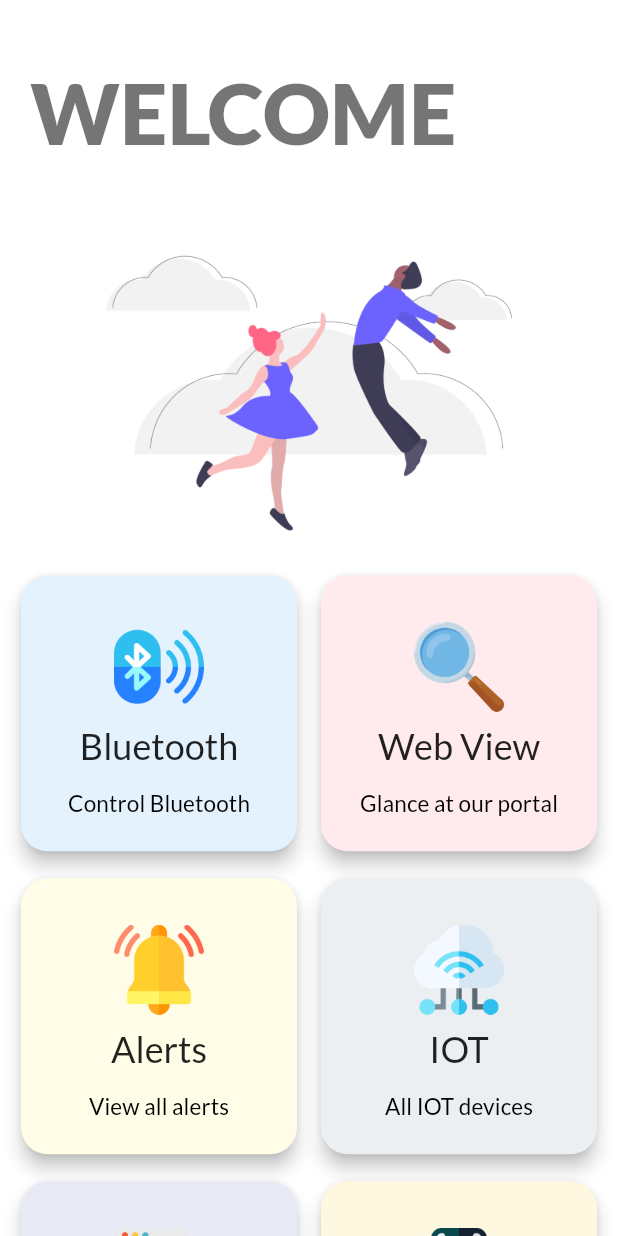
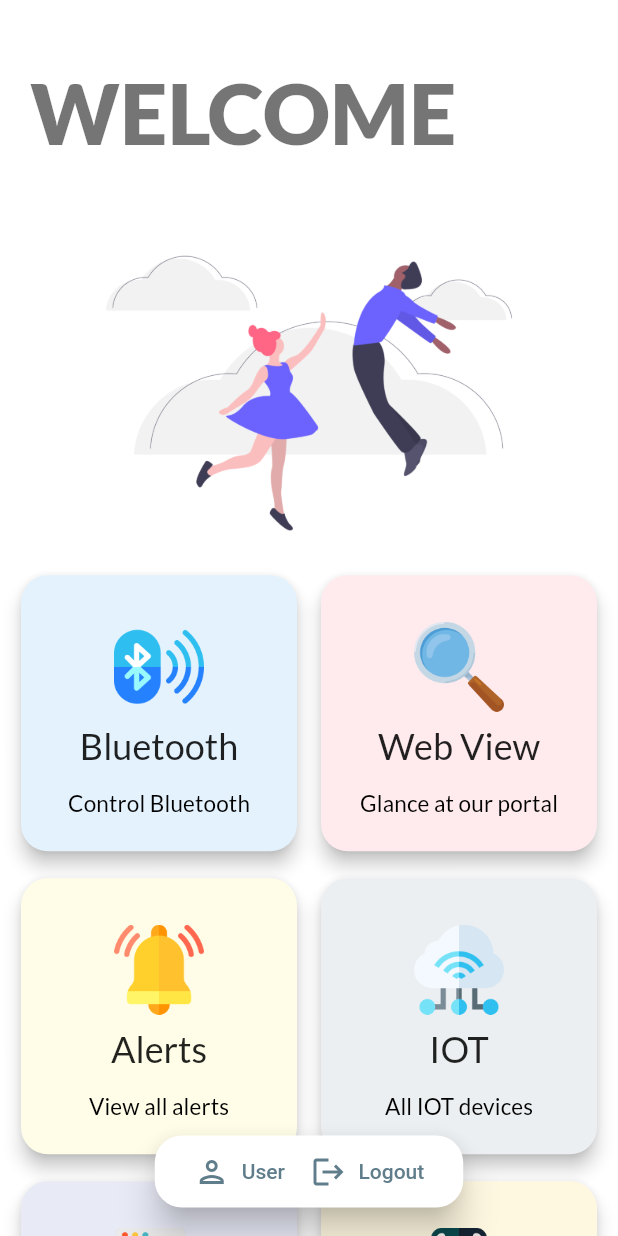
Before and after one commit to PrianshuRai/flutter-cogvision, a Flutter app: the screen it shows after launch, on a phone screen of 412 x 824 dp. Run offline on Flutter 3.47's test engine with Material 2 defaults, Android fonts, the phone set to English and light mode, and no system bars; drawn by our look-alikes of animated_text_kit; our stand-ins replace device_info_plus, flutter_bluetooth_serial, flutter_spinkit, google_fonts, share_plus, webview_flutter.

Commit message:
logout button and user button created and positioned.
Signed-off-by: Prianshu Rai <prianshu.kumar1995@gmail.com>

```diff
--- a/lib/inputs_page.dart
+++ b/lib/inputs_page.dart
@@ -213,13 +213,13 @@ class _ConfigsState extends State<Configs> {
               shape: RoundedRectangleBorder(
                 borderRadius: new BorderRadius.circular(18.0),
               ),
-            ),
+              elevation: 10),
             child: Text(
               'Submit',
               style: GoogleFonts.lato(
                   textStyle: Theme.of(context).textTheme.headline6,
                   color: Colors.blueGrey[800],
-                  fontSize: 24,
+                  // fontSize: 24,
                   fontWeight: FontWeight.w700),
             ),
             onPressed: () async {
--- a/lib/landingpage.dart
+++ b/lib/landingpage.dart
@@ -1,3 +1,5 @@
+import 'dart:ui';
+
 import 'package:animated_text_kit/animated_text_kit.dart';
 import 'package:flutter/material.dart';
 import 'package:google_fonts/google_fonts.dart';
@@ -76,7 +78,9 @@ class Landing extends StatelessWidget {
             ),
             Expanded(
               flex: 6,
-              child: GridView.count(
+              child: Stack(
+                children: <Widget>[
+                  GridView.count(
                     crossAxisCount: 2,
                     mainAxisSpacing: 10,
                     crossAxisSpacing: 8,
@@ -115,8 +119,9 @@ class Landing extends StatelessWidget {
                                   Text(
                                     'Bluetooth',
                                     style: GoogleFonts.lato(
-                                    textStyle:
-                                        Theme.of(context).textTheme.headline5,
+                                        textStyle: Theme.of(context)
+                                            .textTheme
+                                            .headline5,
                                         fontWeight: FontWeight.w500),
                                   ),
                                   SizedBox(
@@ -125,8 +130,9 @@ class Landing extends StatelessWidget {
                                   Text(
                                     'Control Bluetooth',
                                     style: GoogleFonts.lato(
-                                    textStyle:
-                                        Theme.of(context).textTheme.subtitle2,
+                                        textStyle: Theme.of(context)
+                                            .textTheme
+                                            .subtitle2,
                                         fontSize: 15,
                                         fontWeight: FontWeight.w400),
                                   )
@@ -172,8 +178,9 @@ class Landing extends StatelessWidget {
                                   Text(
                                     'Web View',
                                     style: GoogleFonts.lato(
-                                    textStyle:
-                                        Theme.of(context).textTheme.headline5,
+                                        textStyle: Theme.of(context)
+                                            .textTheme
+                                            .headline5,
                                         fontWeight: FontWeight.w500),
                                   ),
                                   SizedBox(
@@ -182,8 +189,9 @@ class Landing extends StatelessWidget {
                                   Text(
                                     'Glance at our portal',
                                     style: GoogleFonts.lato(
-                                    textStyle:
-                                        Theme.of(context).textTheme.subtitle2,
+                                        textStyle: Theme.of(context)
+                                            .textTheme
+                                            .subtitle2,
                                         fontSize: 15,
                                         fontWeight: FontWeight.w400),
                                   )
@@ -230,8 +238,9 @@ class Landing extends StatelessWidget {
                                   Text(
                                     'Alerts',
                                     style: GoogleFonts.lato(
-                                    textStyle:
-                                        Theme.of(context).textTheme.headline5,
+                                        textStyle: Theme.of(context)
+                                            .textTheme
+                                            .headline5,
                                         fontWeight: FontWeight.w500),
                                   ),
                                   SizedBox(
@@ -240,8 +249,9 @@ class Landing extends StatelessWidget {
                                   Text(
                                     'View all alerts',
                                     style: GoogleFonts.lato(
-                                    textStyle:
-                                        Theme.of(context).textTheme.subtitle2,
+                                        textStyle: Theme.of(context)
+                                            .textTheme
+                                            .subtitle2,
                                         fontSize: 15,
                                         fontWeight: FontWeight.w400),
                                   )
@@ -286,8 +296,9 @@ class Landing extends StatelessWidget {
                                   Text(
                                     'IOT',
                                     style: GoogleFonts.lato(
-                                    textStyle:
-                                        Theme.of(context).textTheme.headline5,
+                                        textStyle: Theme.of(context)
+                                            .textTheme
+                                            .headline5,
                                         fontWeight: FontWeight.w500),
                                   ),
                                   SizedBox(
@@ -296,8 +307,9 @@ class Landing extends StatelessWidget {
                                   Text(
                                     'All IOT devices',
                                     style: GoogleFonts.lato(
-                                    textStyle:
-                                        Theme.of(context).textTheme.subtitle2,
+                                        textStyle: Theme.of(context)
+                                            .textTheme
+                                            .subtitle2,
                                         fontSize: 15,
                                         fontWeight: FontWeight.w400),
                                   )
@@ -342,8 +354,9 @@ class Landing extends StatelessWidget {
                                   Text(
                                     'Programs',
                                     style: GoogleFonts.lato(
-                                    textStyle:
-                                        Theme.of(context).textTheme.headline5,
+                                        textStyle: Theme.of(context)
+                                            .textTheme
+                                            .headline5,
                                         fontWeight: FontWeight.w500),
                                   ),
                                   SizedBox(
@@ -352,8 +365,9 @@ class Landing extends StatelessWidget {
                                   Text(
                                     'View running programs ',
                                     style: GoogleFonts.lato(
-                                    textStyle:
-                                        Theme.of(context).textTheme.subtitle2,
+                                        textStyle: Theme.of(context)
+                                            .textTheme
+                                            .subtitle2,
                                         fontSize: 15,
                                         fontWeight: FontWeight.w400),
                                   )
@@ -395,8 +409,9 @@ class Landing extends StatelessWidget {
                                   Text(
                                     'Sync',
                                     style: GoogleFonts.lato(
-                                    textStyle:
-                                        Theme.of(context).textTheme.headline5,
+                                        textStyle: Theme.of(context)
+                                            .textTheme
+                                            .headline5,
                                         fontWeight: FontWeight.w500),
                                   ),
                                   SizedBox(
@@ -405,8 +420,9 @@ class Landing extends StatelessWidget {
                                   Text(
                                     'Enter values manually',
                                     style: GoogleFonts.lato(
-                                    textStyle:
-                                        Theme.of(context).textTheme.subtitle2,
+                                        textStyle: Theme.of(context)
+                                            .textTheme
+                                            .subtitle2,
                                         fontSize: 15,
                                         fontWeight: FontWeight.w400),
                                   )
@@ -418,6 +434,56 @@ class Landing extends StatelessWidget {
                       ),
                     ],
                   ),
+                  Positioned(
+                    bottom: 15.0,
+                    left: 50.0,
+                    right: 50.0,
+                    child: Container(
+                      // height: 40,
+                      // width: 100,
+                      child: Row(
+                        mainAxisAlignment: MainAxisAlignment.center,
+                        children: <Widget>[
+                          Card(
+                            color: Colors.white.withOpacity(1.0),
+                            elevation: 10,
+                            shape: RoundedRectangleBorder(
+                              borderRadius: BorderRadius.circular(18),
+                            ),
+                            child: Padding(
+                              padding:
+                                  const EdgeInsets.symmetric(horizontal: 18.0),
+                              child: Row(
+                                children: [
+                                  TextButton.icon(
+                                    icon: Icon(Icons.person_outlined),
+                                    label: Text("User"),
+                                    style: TextButton.styleFrom(
+                                        primary: Colors.blueGrey),
+                                    onPressed: () {},
+                                  ),
+                                  VerticalDivider(
+                                    thickness: 50,
+                                    width: 1,
+                                    color: Colors.black12,
+                                  ),
+                                  TextButton.icon(
+                                    icon: Icon(Icons.logout),
+                                    label: Text("Logout"),
+                                    style: TextButton.styleFrom(
+                                        primary: Colors.blueGrey),
+                                    onPressed: () {},
+                                  )
+                                ],
+                              ),
+                            ),
+                          )
+                        ],
+                      ),
+                    ),
+                  )
+                ],
+              ),
             ),
           ],
         ),
```
Lines whose indentation alone changed are shown as unchanged.
